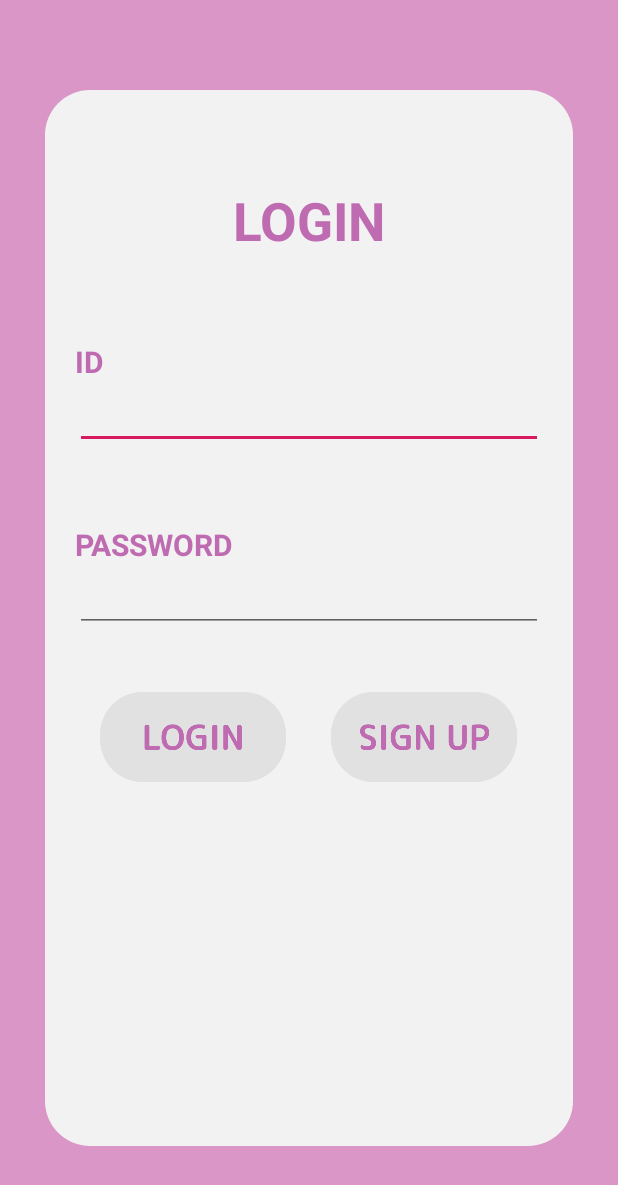
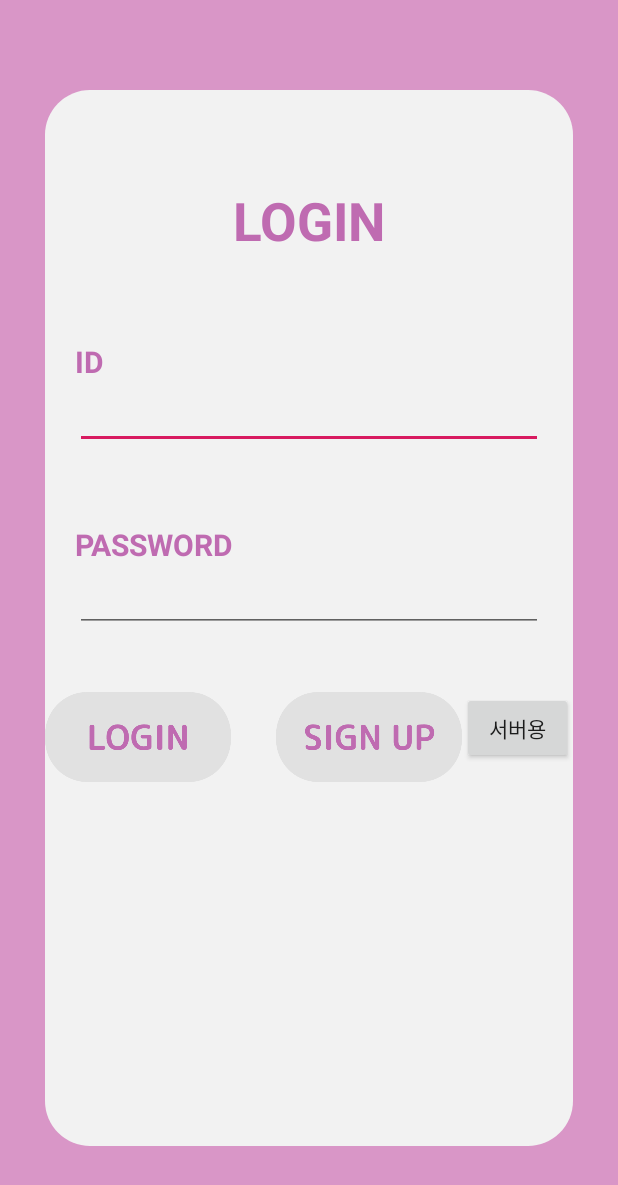
Before and after one commit to YeRamJung/SmartMobile-with-Arduino, an Android app: the screen it shows after launch (MainActivity), on a phone screen of 412 x 824 dp. Shown: the top 1185 px of the screen. Run offline under Robolectric (Android 15) with nearby library versions, the phone set to English and light mode, and no system bars; plain views replace ConstraintLayout.

Commit message:
서버 확인 테스트용

```diff
--- a/Client/app/src/main/java/com/example/swudoit/MainActivity.java
+++ b/Client/app/src/main/java/com/example/swudoit/MainActivity.java
@@ -5,10 +5,12 @@ import androidx.appcompat.app.AppCompatActivity;
 import android.app.AlertDialog;
 import android.content.DialogInterface;
 import android.content.Intent;
+import android.media.Image;
 import android.os.Bundle;
 import android.util.Log;
 import android.view.View;
 import android.widget.EditText;
+import android.widget.ImageButton;
 import android.widget.TextView;
 import android.widget.Toast;
 import android.app.Dialog;
@@ -32,6 +34,9 @@ public class MainActivity extends AppCompatActivity {
 
     EditText passE;
 
+    ImageButton login;
+
+    ImageButton sighup;
 
     @Override
     protected void onCreate(Bundle savedInstanceState) {
@@ -40,9 +45,36 @@ public class MainActivity extends AppCompatActivity {
 
         idE = (EditText) findViewById(R.id.idEdt);
         passE = (EditText) findViewById(R.id.passEdit);
+
+        login = (ImageButton)findViewById(R.id.login);
+        sighup = (ImageButton)findViewById(R.id.signup);
+
+        ImageButton.OnClickListener clickListener = new ImageButton.OnClickListener(){
+            @Override
+            public void onClick(View v) {
+                Log.d("버튼", "클릭");
+                switch (v.getId()){
+                    case R.id.login :
+                        logIn(v);
+                        break;
+                    case R.id.signup :
+                        Toast.makeText(MainActivity.this, "회원가입", Toast.LENGTH_SHORT).show();
+
+                        Intent signupView = new Intent(MainActivity.this, SignUp.class);
+
+                        startActivity(signupView);
+
+                        break;
+                }
+            }
+        };
+
+        login.setOnClickListener(clickListener);
+        sighup.setOnClickListener(clickListener);
+
     }
 
-    protected void mClick(View v) {
+    private void logIn(View v){
 
         String id = idE.getText().toString();
 
@@ -72,18 +104,25 @@ public class MainActivity extends AppCompatActivity {
             ab.create();
             ab.show();
         }
+
     }
 
     private boolean signIn(String id, String pass) {
-
-        new JSONTask().execute("https://13.125.153.65:3000/user/signin", id, pass);
-
         if(id != null){
             return true;
         }else {
             return false;
         }
+    }
 
+    protected void mClick(View v) {
+
+        String id = idE.getText().toString();
+
+        String pass = passE.getText().toString();
+
+
+        new JSONTask().execute("https://13.125.153.65:3000/user/signin", id, pass);
     }
 
 
--- a/Client/app/src/main/res/layout/activity_main.xml
+++ b/Client/app/src/main/res/layout/activity_main.xml
@@ -76,6 +76,8 @@
                 android:textSize="20dp"
                 android:textStyle="bold"
                 android:textColor="#D996C7"/>
+
+
         </RelativeLayout>
 
         <LinearLayout
@@ -90,8 +92,7 @@
                 android:layout_width="124dp"
                 android:layout_height="60dp"
                 android:background="@drawable/btnlogin"
-                android:clickable="true"
-                android:onClick="mClick" />
+                android:clickable="true" />
 
             <ImageButton
                 android:id="@+id/signup"
@@ -99,6 +100,15 @@
                 android:layout_height="60dp"
                 android:layout_marginLeft="30dp"
                 android:background="@drawable/btnsignup" />
+
+
+            <Button
+                android:id="@+id/serverDebug"
+                android:layout_width="wrap_content"
+                android:layout_height="wrap_content"
+                android:text="서버용"
+                android:onClick="mClick"
+                />
 
             <!--<TextView-->
             <!--android:id="@+id/login"-->
```
